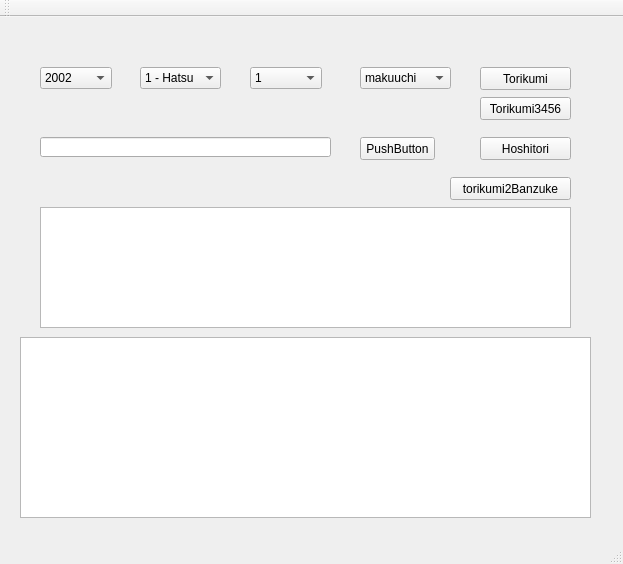
Before: the Qt Designer form mainwindow.ui in akdtg/ozumo, drawn with Qt 5.
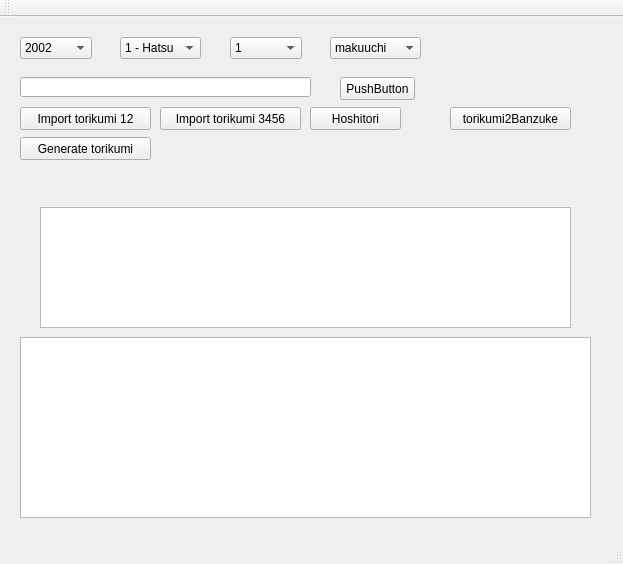
After: the same form once the commit is applied.

Commit message: separate botton for torikumi generation params are based on ui comboboxes

Patch:
```diff
--- a/mainwindow.ui
+++ b/mainwindow.ui
@@ -27,8 +27,8 @@
    <widget class="QPushButton" name="pushButton">
     <property name="geometry">
      <rect>
-      <x>360</x>
-      <y>120</y>
+      <x>340</x>
+      <y>60</y>
       <width>75</width>
       <height>23</height>
      </rect>
@@ -40,8 +40,8 @@
    <widget class="QLineEdit" name="lineEdit">
     <property name="geometry">
      <rect>
-      <x>40</x>
-      <y>120</y>
+      <x>20</x>
+      <y>60</y>
       <width>291</width>
       <height>20</height>
      </rect>
@@ -50,21 +50,21 @@
    <widget class="QPushButton" name="pushButton_Torikumi">
     <property name="geometry">
      <rect>
-      <x>480</x>
-      <y>50</y>
-      <width>91</width>
+      <x>20</x>
+      <y>90</y>
+      <width>131</width>
       <height>23</height>
      </rect>
     </property>
     <property name="text">
-     <string>Torikumi</string>
+     <string>Import torikumi 12</string>
     </property>
    </widget>
    <widget class="QComboBox" name="comboBox_year">
     <property name="geometry">
      <rect>
-      <x>40</x>
-      <y>50</y>
+      <x>20</x>
+      <y>20</y>
       <width>72</width>
       <height>22</height>
      </rect>
@@ -126,8 +126,8 @@
    <widget class="QComboBox" name="comboBox_basho">
     <property name="geometry">
      <rect>
-      <x>140</x>
-      <y>50</y>
+      <x>120</x>
+      <y>20</y>
       <width>81</width>
       <height>22</height>
      </rect>
@@ -166,8 +166,8 @@
    <widget class="QComboBox" name="comboBox_day">
     <property name="geometry">
      <rect>
-      <x>250</x>
-      <y>50</y>
+      <x>230</x>
+      <y>20</y>
       <width>72</width>
       <height>22</height>
      </rect>
@@ -254,8 +254,8 @@
    <widget class="QComboBox" name="comboBox_division">
     <property name="geometry">
      <rect>
-      <x>360</x>
-      <y>50</y>
+      <x>330</x>
+      <y>20</y>
       <width>91</width>
       <height>22</height>
      </rect>
@@ -274,8 +274,8 @@
    <widget class="QPushButton" name="pushButton_Hoshitori">
     <property name="geometry">
      <rect>
-      <x>480</x>
-      <y>120</y>
+      <x>310</x>
+      <y>90</y>
       <width>91</width>
       <height>23</height>
      </rect>
@@ -287,21 +287,21 @@
    <widget class="QPushButton" name="pushButton_Torikumi3456">
     <property name="geometry">
      <rect>
-      <x>480</x>
-      <y>80</y>
-      <width>91</width>
+      <x>160</x>
+      <y>90</y>
+      <width>141</width>
       <height>23</height>
      </rect>
     </property>
     <property name="text">
-     <string>Torikumi3456</string>
+     <string>Import torikumi 3456</string>
     </property>
    </widget>
    <widget class="QPushButton" name="pushButton_torikumi2Banzuke">
     <property name="geometry">
      <rect>
       <x>450</x>
-      <y>160</y>
+      <y>90</y>
       <width>121</width>
       <height>23</height>
      </rect>
@@ -320,6 +320,19 @@
      </rect>
     </property>
    </widget>
+   <widget class="QPushButton" name="pushButton_generateTorikumi">
+    <property name="geometry">
+     <rect>
+      <x>20</x>
+      <y>120</y>
+      <width>131</width>
+      <height>23</height>
+     </rect>
+    </property>
+    <property name="text">
+     <string>Generate torikumi</string>
+    </property>
+   </widget>
   </widget>
   <widget class="QMenuBar" name="menuBar">
    <property name="geometry">
```
Left out of the diff: 20 changed lines with no effect on the pictures. The commit also changes 2 other files.
